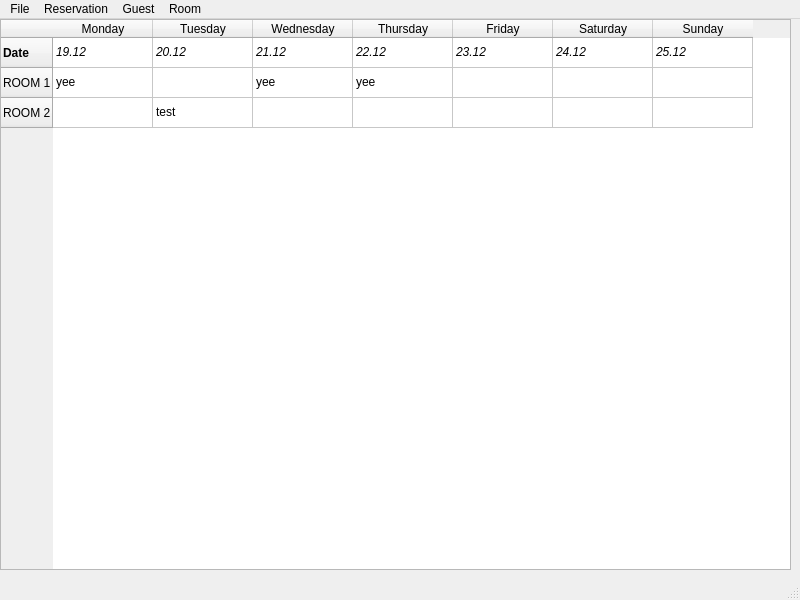
This is ELHotel/mainwindow.ui in lukasz-drzensla/elhotel as Qt 5 draws it before an edit. The edited form follows.
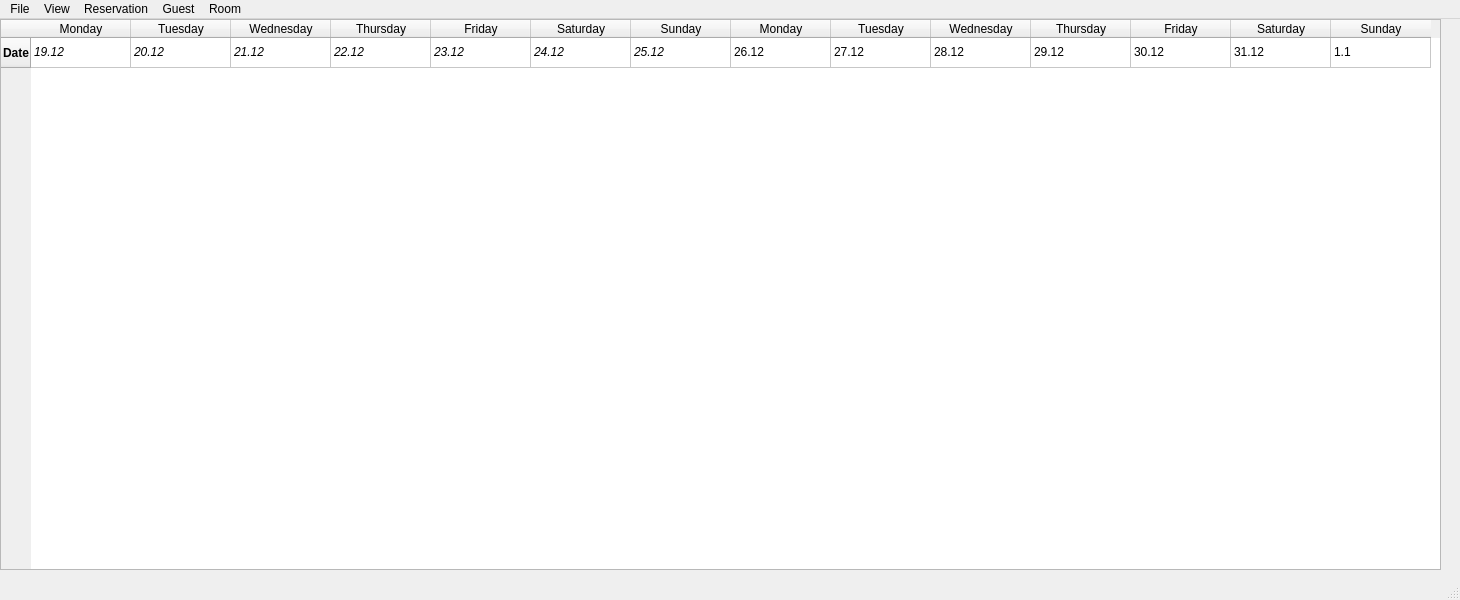
This is the edited form.

Commit message: added room system, added read from xml

Patch:
```diff
--- a/ELHotel/mainwindow.ui
+++ b/ELHotel/mainwindow.ui
@@ -6,7 +6,7 @@
    <rect>
     <x>0</x>
     <y>0</y>
-    <width>800</width>
+    <width>1460</width>
     <height>600</height>
    </rect>
   </property>
@@ -19,7 +19,7 @@
      <rect>
       <x>0</x>
       <y>0</y>
-      <width>791</width>
+      <width>1441</width>
       <height>551</height>
      </rect>
     </property>
@@ -34,16 +34,41 @@
       </font>
      </property>
     </row>
-    <row>
+    <column>
      <property name="text">
-      <string>ROOM 1</string>
+      <string>Monday</string>
      </property>
-    </row>
-    <row>
+    </column>
+    <column>
      <property name="text">
-      <string>ROOM 2</string>
+      <string>Tuesday</string>
      </property>
-    </row>
+    </column>
+    <column>
+     <property name="text">
+      <string>Wednesday</string>
+     </property>
+    </column>
+    <column>
+     <property name="text">
+      <string>Thursday</string>
+     </property>
+    </column>
+    <column>
+     <property name="text">
+      <string>Friday</string>
+     </property>
+    </column>
+    <column>
+     <property name="text">
+      <string>Saturday</string>
+     </property>
+    </column>
+    <column>
+     <property name="text">
+      <string>Sunday</string>
+     </property>
+    </column>
     <column>
      <property name="text">
       <string>Monday</string>
@@ -149,29 +174,39 @@
       </font>
      </property>
     </item>
-    <item row="1" column="0">
+    <item row="0" column="7">
      <property name="text">
-      <string>yee</string>
+      <string>26.12</string>
      </property>
     </item>
-    <item row="1" column="1">
+    <item row="0" column="8">
      <property name="text">
-      <string/>
+      <string>27.12</string>
      </property>
     </item>
-    <item row="1" column="2">
+    <item row="0" column="9">
      <property name="text">
-      <string>yee</string>
+      <string>28.12</string>
      </property>
     </item>
-    <item row="1" column="3">
+    <item row="0" column="10">
      <property name="text">
-      <string>yee</string>
+      <string>29.12</string>
      </property>
     </item>
-    <item row="2" column="1">
+    <item row="0" column="11">
      <property name="text">
-      <string>test</string>
+      <string>30.12</string>
+     </property>
+    </item>
+    <item row="0" column="12">
+     <property name="text">
+      <string>31.12</string>
+     </property>
+    </item>
+    <item row="0" column="13">
+     <property name="text">
+      <string>1.1</string>
      </property>
     </item>
    </widget>
@@ -181,7 +216,7 @@
     <rect>
      <x>0</x>
      <y>0</y>
-     <width>800</width>
+     <width>1460</width>
      <height>21</height>
     </rect>
    </property>
@@ -211,8 +246,19 @@
      <string>Room</string>
     </property>
     <addaction name="actionAdd_3"/>
+    <addaction name="actionRemove_3"/>
+    <addaction name="separator"/>
+    <addaction name="actioninfo"/>
+   </widget>
+   <widget class="QMenu" name="menuView">
+    <property name="title">
+     <string>View</string>
+    </property>
+    <addaction name="actionNext_week"/>
+    <addaction name="actionPrevious_week"/>
    </widget>
    <addaction name="menuFile"/>
+   <addaction name="menuView"/>
    <addaction name="menuReservation"/>
    <addaction name="menuGuest"/>
    <addaction name="menuRoom"/>
```
Left out of the diff: 38 changed lines with no effect on the pictures. The commit also changes 50 other files.
